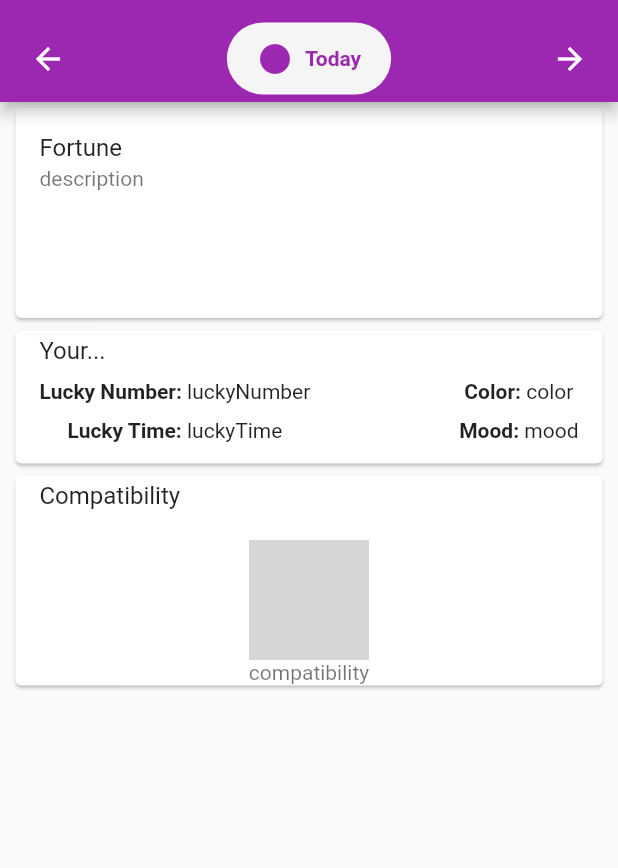
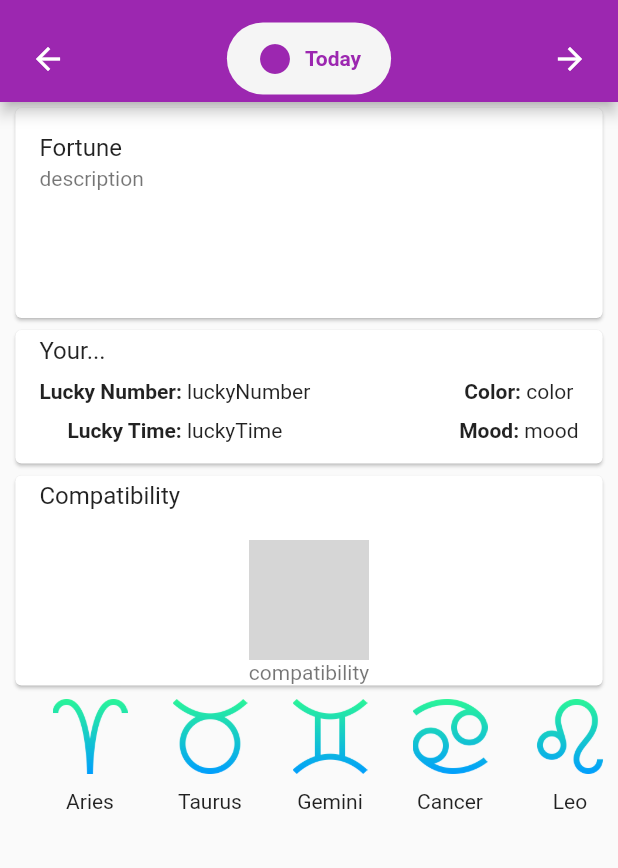
Before and after one commit to bugrahancamlibel/Horoscope-YTT, a Flutter app: the MainScreen screen opened directly, on a phone screen of 412 x 824 dp, the part 57-925 px from its top. Run offline on Flutter 3.47's test engine with Material 2 defaults, Android fonts, the light colour scheme and no system bars; drawn by our look-alikes of google_nav_bar; our stand-ins replace flutter_riverpod, shared_preferences; accounts and stored records are empty; network calls fail; grey boxes are pictures that could not be loaded.

Commit message:
Add other signs section to main screen

```diff
--- a/lib/screens/main_screen.dart
+++ b/lib/screens/main_screen.dart
@@ -3,7 +3,24 @@ import 'package:flutter_riverpod/flutter_riverpod.dart';
 import 'package:horoscope_ytt/screens/horoscope_screen.dart';
 import 'package:horoscope_ytt/providers/selected_index_provider.dart';
 import 'package:google_nav_bar/google_nav_bar.dart';
+import 'package:horoscope_ytt/utils/signs_pics.dart';
+import 'package:horoscope_ytt/utils/welcome_items.dart';
 import '../providers/star_sign_provider.dart';
+
+const List<String> list = <String>[
+  'Aries',
+  'Taurus',
+  'Gemini',
+  'Cancer',
+  'Leo',
+  'Virgo',
+  'Libra',
+  'Scorpio',
+  'Sagittarius',
+  'Capricorn',
+  'Aquarius',
+  'Pisces'
+];
 
 const TextStyle optionStyle =
     TextStyle(fontSize: 30, fontWeight: FontWeight.w600);
@@ -66,6 +83,31 @@ class MainScreen extends ConsumerWidget {
       body: ListView(
         children: [
           _widgetOptions.elementAt(ref.watch(selectedIndexProvider)),
+          SizedBox(
+            height: 100,
+            child: ListView(
+              scrollDirection: Axis.horizontal,
+              padding: EdgeInsets.symmetric(horizontal: 20),
+
+              children: [
+                ...list.map((e) {
+                  return Padding(
+                    padding: EdgeInsets.symmetric(vertical: 5, horizontal: 15),
+                    child: Column(
+                      children: [
+                        Image.asset(
+                          signPics[e]!,
+                          height: 50,
+                        ),
+                        SizedBox(height: 10,),
+                        Text(e),
+                      ],
+                    ),
+                  );
+                }),
+              ],
+            ),
+          ),
         ],
       ),
     );
--- a/lib/utils/signs_pics.dart
+++ b/lib/utils/signs_pics.dart
@@ -1,14 +1,14 @@
-List signPics = [
-  {"Aries": "assets/images/aries.png"},
-  {"Taurus": "assets/images/taurus.png"},
-  {"Gemini": "assets/images/gemini.png"},
-  {"Cancer": "assets/images/cancer.png"},
-  {"Leo": "assets/images/leo.png"},
-  {"Virgo": "assets/images/virgo.png"},
-  {"Libra": "assets/images/libra.png"},
-  {"Scorpio": "assets/images/scorpio.png"},
-  {"Sagittarius": "assets/images/sagittarius.png"},
-  {"Capricorn": "assets/images/capricorn.png"},
-  {"Aquarius": "assets/images/aquarius.png"},
-  {"Pisces": "assets/images/pisces.png"},
-];
+Map<String, String> signPics = {
+  "Aries": "assets/images/aries.png",
+  "Taurus": "assets/images/taurus.png",
+  "Gemini": "assets/images/gemini.png",
+  "Cancer": "assets/images/cancer.png",
+  "Leo": "assets/images/leo.png",
+  "Virgo": "assets/images/virgo.png",
+  "Libra": "assets/images/libra.png",
+  "Scorpio": "assets/images/scorpio.png",
+  "Sagittarius": "assets/images/sagittarius.png",
+  "Capricorn": "assets/images/capricorn.png",
+  "Aquarius": "assets/images/aquarius.png",
+  "Pisces": "assets/images/pisces.png",
+};
```
